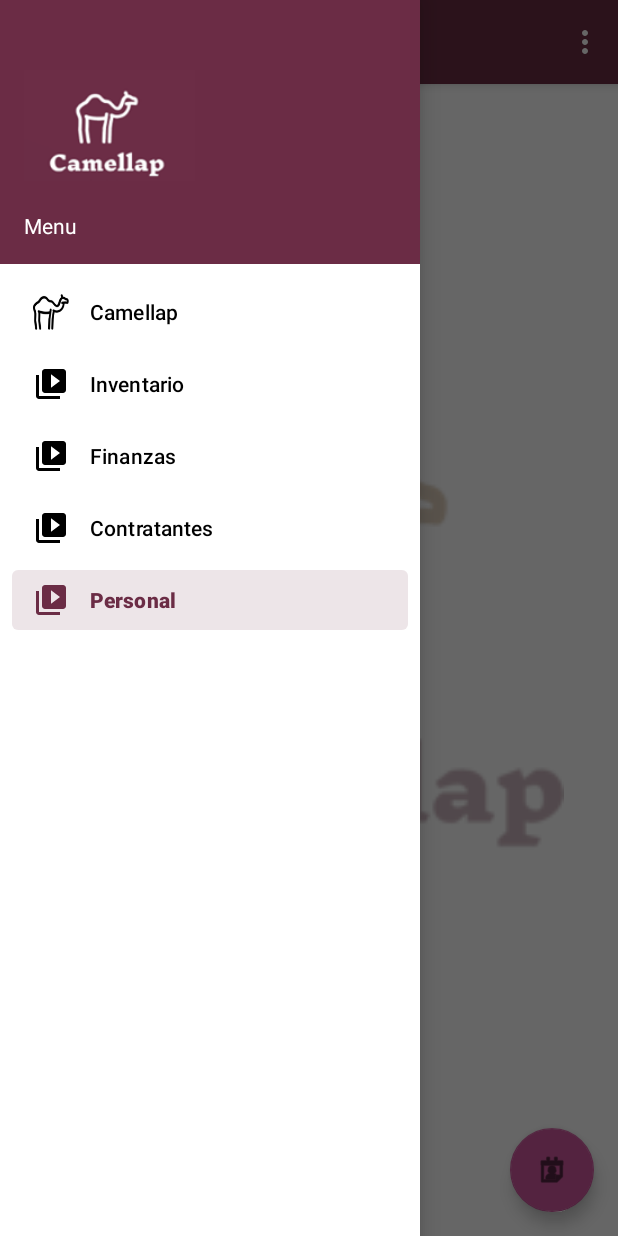
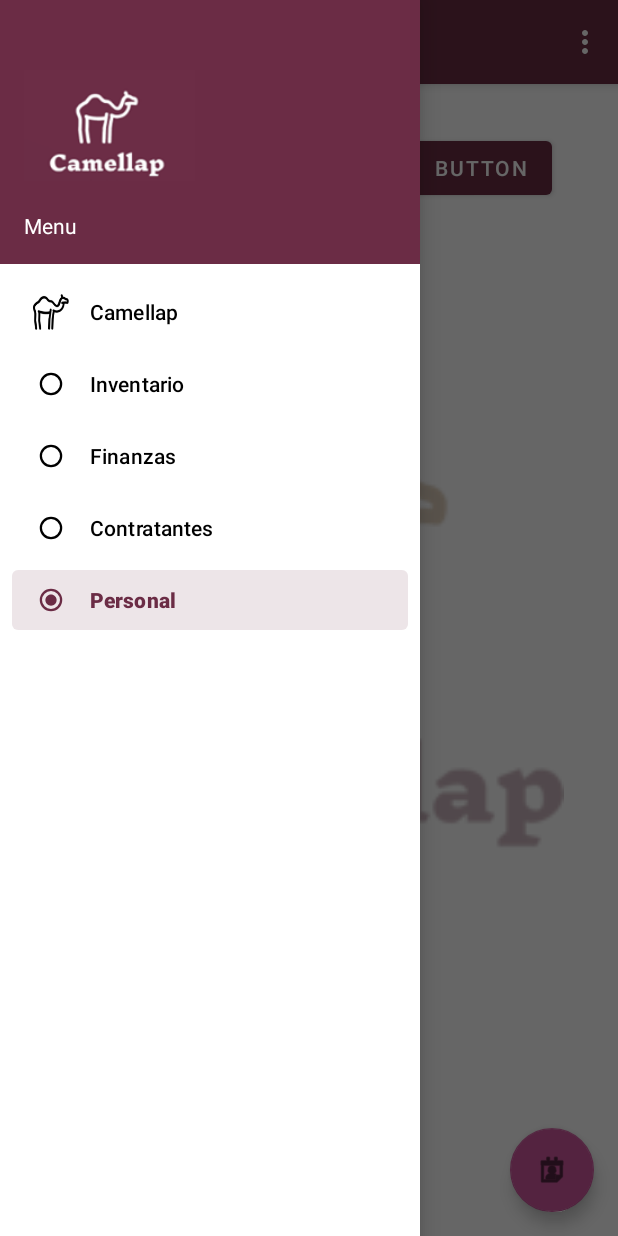
Before and after one commit to david-pi3141/CamellapFinal, an Android app: the fragment_personal screen opened through its navigation route, with the side drawer open, on a phone screen of 412 x 824 dp. Run offline under Robolectric (Android 15) with nearby library versions, the phone set to English and light mode, and no system bars; our stand-ins replace navigation-ui.

Commit message:
Cambiar los iconos en el menu de los fragments Crear cuadro de dialogo de nuevo material, con el boton que lo llama Preparado para hacer los demas cuadros de dialogo y las listas de informacion

```diff
--- a/app/src/main/java/com/example/camellap/ViewModel/Gerente.java
+++ b/app/src/main/java/com/example/camellap/ViewModel/Gerente.java
@@ -13,6 +13,9 @@ import java.util.Vector;
 public class Gerente {
     String nombre;
     public ArrayList<ClaseEvento> eventos = new ArrayList<ClaseEvento>();
+    public ArrayList<ClaseContratante> contratantes = new ArrayList<ClaseContratante>();
+    public ArrayList<ClasePersonal> personal = new ArrayList<ClasePersonal>();
+    public ArrayList<ClaseInventario> inventario = new ArrayList<ClaseInventario>();
 
 
     public Gerente(String nombre) {
--- a/app/src/main/java/com/example/camellap/ui/MainActivity.java
+++ b/app/src/main/java/com/example/camellap/ui/MainActivity.java
@@ -30,7 +30,7 @@ public class MainActivity extends AppCompatActivity {
     private AppBarConfiguration mAppBarConfiguration;
     private ActivityMainBinding binding;
 
-    Gerente gerente = new Gerente("Carlos");
+    public static Gerente gerente = new Gerente("Carlos");
     Context contexto = this;
 
     @Override
--- a/app/src/main/java/com/example/camellap/ui/cuadroDialogoNuevoEvento.java
+++ b/app/src/main/java/com/example/camellap/ui/cuadroDialogoNuevoEvento.java
@@ -2,8 +2,6 @@ package com.example.camellap.ui;
 
 import android.app.Dialog;
 import android.content.Context;
-import android.graphics.drawable.ColorDrawable;
-import android.util.Log;
 import android.view.View;
 import android.view.Window;
 import android.widget.Button;
@@ -11,8 +9,8 @@ import android.widget.EditText;
 import android.widget.TextView;
 
 import com.example.camellap.R;
-import com.example.camellap.ViewModel.ClaseEvento;
 import com.example.camellap.ViewModel.Gerente;
+import com.example.camellap.ui.inventario.GalleryFragment;
 
 public class cuadroDialogoNuevoEvento {
 
--- a/app/src/main/java/com/example/camellap/ui/finanzas/SlideshowFragment.java
+++ b/app/src/main/java/com/example/camellap/ui/finanzas/SlideshowFragment.java
@@ -24,8 +24,6 @@ public class SlideshowFragment extends Fragment {
         binding = FragmentSlideshowBinding.inflate(inflater, container, false);
         View root = binding.getRoot();
 
-        final TextView textView = binding.textSlideshow;
-        slideshowViewModel.getText().observe(getViewLifecycleOwner(), textView::setText);
         return root;
     }
 
--- a/app/src/main/res/layout/fragment_personal.xml
+++ b/app/src/main/res/layout/fragment_personal.xml
@@ -1,14 +1,34 @@
 <?xml version="1.0" encoding="utf-8"?>
 <FrameLayout xmlns:android="http://schemas.android.com/apk/res/android"
+    xmlns:app="http://schemas.android.com/apk/res-auto"
     xmlns:tools="http://schemas.android.com/tools"
     android:layout_width="match_parent"
     android:layout_height="match_parent"
     tools:context=".ui.fragment_personal">
 
     <!-- TODO: Update blank fragment layout -->
-    <TextView
+
+
+    <androidx.constraintlayout.widget.ConstraintLayout
         android:layout_width="match_parent"
-        android:layout_height="match_parent"
-        android:text="@string/hello_blank_fragment" />
+        android:layout_height="match_parent">
 
+        <Button
+            android:id="@+id/button"
+            android:layout_width="wrap_content"
+            android:layout_height="wrap_content"
+            android:layout_marginTop="32dp"
+            android:layout_marginEnd="44dp"
+            android:text="Button"
+            app:layout_constraintEnd_toEndOf="parent"
+            app:layout_constraintTop_toTopOf="parent" />
+
+        <ListView
+            android:layout_width="328dp"
+            android:layout_height="599dp"
+            app:layout_constraintBottom_toBottomOf="parent"
+            app:layout_constraintEnd_toEndOf="parent"
+            app:layout_constraintStart_toStartOf="parent"
+            app:layout_constraintTop_toBottomOf="@+id/button" />
+    </androidx.constraintlayout.widget.ConstraintLayout>
 </FrameLayout>
--- /dev/null
+++ b/app/src/main/res/layout/nuevo_contratante_cuadro.xml
@@ -0,0 +1,6 @@
+<?xml version="1.0" encoding="utf-8"?>
+<androidx.constraintlayout.widget.ConstraintLayout xmlns:android="http://schemas.android.com/apk/res/android"
+    android:layout_width="match_parent"
+    android:layout_height="match_parent">
+
+</androidx.constraintlayout.widget.ConstraintLayout>
--- /dev/null
+++ b/app/src/main/res/layout/nuevo_personal_cuadro.xml
@@ -0,0 +1,6 @@
+<?xml version="1.0" encoding="utf-8"?>
+<androidx.constraintlayout.widget.ConstraintLayout xmlns:android="http://schemas.android.com/apk/res/android"
+    android:layout_width="match_parent"
+    android:layout_height="match_parent">
+
+</androidx.constraintlayout.widget.ConstraintLayout>
--- a/app/src/main/res/menu/activity_main_drawer.xml
+++ b/app/src/main/res/menu/activity_main_drawer.xml
@@ -10,19 +10,19 @@
             android:title="@string/menu_camellap" />
         <item
             android:id="@+id/nav_gallery"
-            android:icon="@drawable/ic_menu_slideshow"
+            android:icon="?android:attr/listChoiceIndicatorSingle"
             android:title="@string/menu_inventario" />
         <item
             android:id="@+id/nav_slideshow"
-            android:icon="@drawable/ic_menu_slideshow"
+            android:icon="?android:attr/listChoiceIndicatorSingle"
             android:title="@string/menu_finanzas" />
         <item
             android:id="@+id/fragment_contratantes"
-            android:icon="@drawable/ic_menu_slideshow"
+            android:icon="?android:attr/listChoiceIndicatorSingle"
             android:title="@string/menu_contratantes" />
         <item
             android:id="@+id/fragment_personal"
-            android:icon="@drawable/ic_menu_slideshow"
+            android:icon="?android:attr/listChoiceIndicatorSingle"
             android:title="@string/menu_personal" />
     </group>
 </menu>
```
Also changed, not shown: app/src/main/java/com/example/camellap/ViewModel/ClaseInventario.java (added, +27 -0 lines), app/src/main/java/com/example/camellap/ui/camellap/HomeFragment.java (+3 -4 lines), app/src/main/java/com/example/camellap/ui/cuadroDialogoNuevoMaterial.java (added, +40 -0 lines), app/src/main/java/com/example/camellap/ui/inventario/GalleryFragment.java (+13 -3 lines), app/src/main/res/layout/fragment_contratantes.xml (+21 -4 lines), app/src/main/res/layout/fragment_inventario.xml (+17 -9 lines), app/src/main/res/layout/fragment_slideshow.xml (+21 -12 lines), app/src/main/res/layout/nuevo_material_cuadro.xml (added, +62 -0 lines), app/src/main/res/values/strings.xml (+9 -1 lines).
